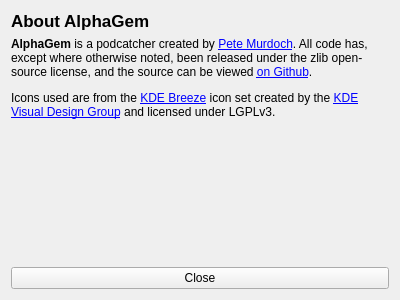
This is podcatcher/Resources/ui/windows/AboutWindow.ui in lostrootpass/alphagem as Qt 5 draws it before an edit. The edited form follows.
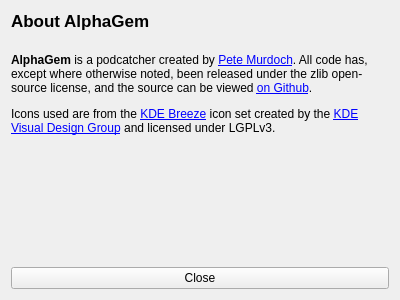
This is the edited form.

Diff of the .ui file:
```diff
--- a/podcatcher/Resources/ui/windows/AboutWindow.ui
+++ b/podcatcher/Resources/ui/windows/AboutWindow.ui
@@ -34,6 +34,24 @@
      </property>
     </widget>
    </item>
+   <item>
+    <widget class="QLabel" name="versionLabel">
+     <property name="sizePolicy">
+      <sizepolicy hsizetype="Preferred" vsizetype="Fixed">
+       <horstretch>0</horstretch>
+       <verstretch>0</verstretch>
+      </sizepolicy>
+     </property>
+     <property name="font">
+      <font>
+       <pointsize>7</pointsize>
+      </font>
+     </property>
+     <property name="text">
+      <string/>
+     </property>
+    </widget>
+   </item>
    <item>
     <widget class="QLabel" name="aboutText">
      <property name="text">
```
